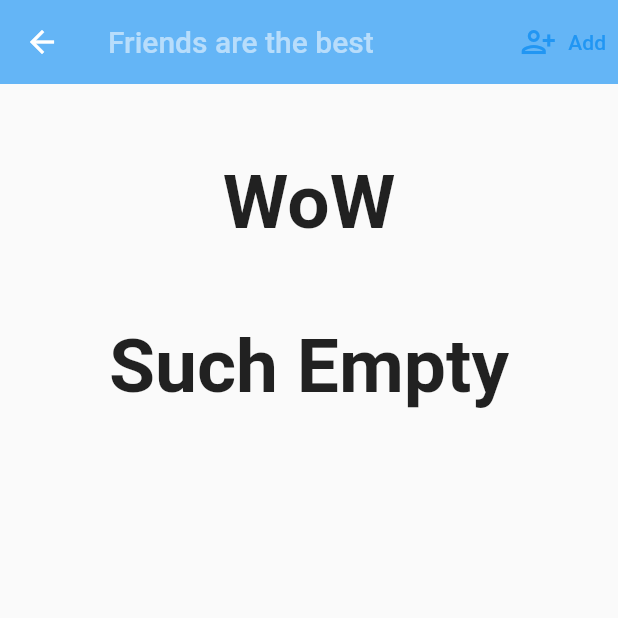
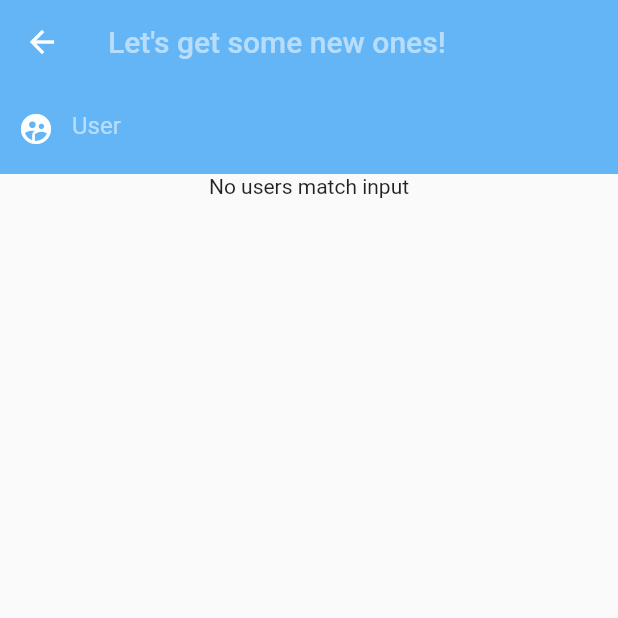
Before and after one commit to WolframAlp/BeerpongLeaderboard, a Flutter app: the FriendList screen opened directly, after a tap on "Add", on a phone screen of 412 x 824 dp, the top half of it. Run offline on Flutter 3.47's test engine with Material 2 defaults, Android fonts, the phone set to English and light mode, and no system bars; our stand-ins replace cloud_firestore, firebase_auth, firebase_core, firebase_storage, flutter_signin_button, flutter_spinkit and 3 more; missing offline and left inert: avatars; accounts and stored records are empty; Roboto replaces fonts that are missing (OpenSans).

Commit message:
added add friend screen and updated dependencies to match the latest version of cloud messaging

```diff
--- a/lib/main.dart
+++ b/lib/main.dart
@@ -1,3 +1,4 @@
+import 'package:beerpong_leaderboard/screens/friendlist/inputTextManager.dart';
 import 'package:beerpong_leaderboard/screens/wrapper.dart';
 import 'package:beerpong_leaderboard/services/auth.dart';
 import 'package:beerpong_leaderboard/services/database.dart';
@@ -22,7 +23,8 @@ void main() async {
       ChangeNotifierProvider(create: (context) => LastLeaderboardLoad()),
       ChangeNotifierProvider(create: (context) => DatabaseService()),
       ChangeNotifierProvider(create: (context) => StorageService()),
-      ChangeNotifierProvider(create: (context) => AuthService())
+      ChangeNotifierProvider(create: (context) => AuthService()),
+      ChangeNotifierProvider(create: (context) => AddFriendTextManager(),)
     ], child: const MyApp()),
   );
 }
--- /dev/null
+++ b/lib/screens/friendlist/add_friend.dart
@@ -0,0 +1,291 @@
+import 'package:beerpong_leaderboard/screens/friendlist/inputTextManager.dart';
+import 'package:beerpong_leaderboard/services/database.dart';
+import 'package:beerpong_leaderboard/services/storage.dart';
+import 'package:beerpong_leaderboard/utilities/loading.dart';
+import 'package:beerpong_leaderboard/utilities/user.dart';
+import 'package:flutter/material.dart';
+import 'package:provider/provider.dart';
+import 'package:beerpong_leaderboard/utilities/constants.dart';
+import 'package:avatars/avatars.dart';
+
+class AddFriendScreen extends StatefulWidget {
+  AddFriendScreen({Key? key}) : super(key: key);
+
+  @override
+  State<AddFriendScreen> createState() => _AddFriendScreenState();
+}
+
+class _AddFriendScreenState extends State<AddFriendScreen> {
+  AddFriendList addFriendList = AddFriendList();
+
+  Container _getTextInputForm() {
+    return Container(
+      alignment: Alignment.centerLeft,
+      color: Colors.blue[300],
+      height: 60.0,
+      child: TextFormField(
+        onChanged: (val) {
+          context.read<AddFriendTextManager>().setNewInput(val);
+        },
+        style: const TextStyle(
+          color: Colors.white,
+          fontFamily: 'OpenSans',
+        ),
+        decoration: const InputDecoration(
+          border: InputBorder.none,
+          prefixIcon: Icon(
+            Icons.supervised_user_circle,
+            color: Colors.white,
+          ),
+          hintText: 'User',
+          hintStyle: kHintTextStyle,
+        ),
+      ),
+    );
+  }
+
+  @override
+  Widget build(BuildContext context) {
+    return Scaffold(
+      appBar: AppBar(
+        backgroundColor: Colors.blue[300],
+        title: const Text(
+          "Let's get some new ones!",
+          style: kHintTextStyle,
+        ),
+        elevation: 0.0,
+      ),
+      body: Column(
+        children: [
+          _getTextInputForm(),
+          addFriendList,
+        ],
+      ),
+    );
+  }
+}
+
+class AddFriendList extends StatefulWidget {
+  AddFriendList({Key? key}) : super(key: key);
+
+  @override
+  State<AddFriendList> createState() => _AddFriendListState();
+}
+
+class _AddFriendListState extends State<AddFriendList> {
+  String currentInput = "";
+  List<String> relevantNames = [];
+  int itemCount = 0;
+
+  // Gets all the usernames in the database in a list
+  Future<List<String>> _getAllUsernames(BuildContext context) async {
+    return await context.read<DatabaseService>().getAllUsernames();
+  }
+
+  void setNewInput(String input) {
+    currentInput = input;
+  }
+
+  // Compare the current content of the input field to all the names and compile a list of names which overlap
+  List<String> _getRelevantNames(List<String> allNames, UserModel user) {
+    List<String> shortList = [];
+    for (String name in allNames) {
+      if (name.toLowerCase().startsWith(currentInput)) {
+        if (!user.friends.contains(name) && user.name != name) {
+          shortList.add(name);
+        }
+      }
+      shortList.sort((a, b) {
+        return a.toLowerCase().compareTo(b.toLowerCase());
+      });
+    }
+    return shortList;
+  }
+
+  // TODO make page for received requests
+
+  @override
+  Widget build(BuildContext context) {
+    UserModel user = context.read<LastUserLoad>().lastLoad;
+    return FutureBuilder<List<String>>(
+        future: _getAllUsernames(context),
+        builder: (BuildContext context, AsyncSnapshot<List<String>> snapshot) {
+          if (snapshot.hasData) {
+            return Consumer<AddFriendTextManager>(
+              builder: ((context, manager, child) {
+                try {
+                  setNewInput(manager.currentInput);
+                  relevantNames = _getRelevantNames(snapshot.data!, user);
+                  if (relevantNames.isEmpty) {
+                    return const Text("No users match input");
+                  } else {
+                    if (relevantNames.length > 10) {
+                      itemCount = 10;
+                    } else {
+                      itemCount = relevantNames.length;
+                    }
+
+                    return Expanded(
+                      child: ListView.builder(
+                        shrinkWrap: true,
+                        itemCount: itemCount,
+                        physics: const ClampingScrollPhysics(),
+                        itemBuilder: (context, index) {
+                          return AddFriendUserTile(
+                              username: relevantNames[index]);
+                        },
+                      ),
+                    );
+                  }
+                } catch (e) {
+                  print(e.toString());
+                  return const Text("No users match input");
+                }
+              }),
+            );
+          } else if (snapshot.hasError) {
+            return const Text("No users match input");
+          } else {
+            return const Text("No users match input");
+          }
+        });
+  }
+}
+
+class AddFriendUserTile extends StatelessWidget {
+  final String username;
+  const AddFriendUserTile({required this.username});
+
+  Future<Widget> _getPossibleFriendTile(
+      String username, BuildContext context) async {
+    UserModel user = context.read<LastUserLoad>().lastLoad;
+    if (user.sendRequests.contains(username)) {
+      return _getFriendAlreadyAddedTile(username, context);
+    } else {
+      return _getAddFriendTile(username, context);
+    }
+  }
+
+  Future<Widget> _getFriendAlreadyAddedTile(
+      String username, BuildContext context) async {
+    return Container(
+      height: 90,
+      color: Colors.lightBlue,
+      child: Row(
+          mainAxisAlignment: MainAxisAlignment.spaceBetween,
+          crossAxisAlignment: CrossAxisAlignment.center,
+          children: [
+            Row(
+              children: [
+                const SizedBox(
+                  width: 10.0,
+                ),
+                Avatar(
+                    shape: AvatarShape.circle(30.0),
+                    useCache: true,
+                    sources: [
+                      GenericSource((await context
+                              .read<StorageService>()
+                              .getImageFromUsername(username, context))
+                          .image)
+                    ]),
+              ],
+            ),
+            Column(
+              mainAxisAlignment: MainAxisAlignment.center,
+              crossAxisAlignment: CrossAxisAlignment.start,
+              children: [
+                Text(
+                  username,
+                  style: profileValueLabelStyle,
+                ),
+                const Text(
+                  "Already added <3",
+                  style: kLabelStyle,
+                ),
+              ],
+            ),
+            const SizedBox(
+              width: 75.0,
+            )
+          ]),
+    );
+  }
+
+  Future<Widget> _getAddFriendTile(
+      String username, BuildContext context) async {
+    return Container(
+      height: 90,
+      color: Colors.lightBlue,
+      child: Row(
+          mainAxisAlignment: MainAxisAlignment.spaceBetween,
+          crossAxisAlignment: CrossAxisAlignment.center,
+          children: [
+            Row(
+              children: [
+                const SizedBox(
+                  width: 10.0,
+                ),
+                Avatar(
+                    shape: AvatarShape.circle(30.0),
+                    useCache: true,
+                    sources: [
+                      GenericSource((await context
+                              .read<StorageService>()
+                              .getImageFromUsername(username, context))
+                          .image)
+                    ]),
+              ],
+            ),
+            Text(
+              username,
+              style: profileValueLabelStyle,
+            ),
+            Row(
+              children: [
+                TextButton.icon(
+                  style: acceptButtonStyle,
+                  onPressed: () {},
+                  icon: const Icon(Icons.add_circle_outline),
+                  label: const Text("Add!!", style: kHintTextStyle),
+                ),
+                const SizedBox(
+                  width: 10.0,
+                )
+              ],
+            )
+          ]),
+    );
+  }
+
+  @override
+  Widget build(BuildContext context) {
+    return Padding(
+      padding: const EdgeInsets.only(top: 8.0),
+      child: Card(
+        margin: const EdgeInsets.fromLTRB(8.0, 4.0, 8.0, 0.0),
+        child: FutureBuilder<Widget>(
+          future: _getPossibleFriendTile(username, context),
+          builder: (BuildContext context, AsyncSnapshot<Widget> snapshot) {
+            if (snapshot.hasData) {
+              return snapshot.data!;
+            } else if (snapshot.hasError) {
+              return const Icon(Icons.error_outline,
+                  color: Colors.red, size: 30.0);
+            } else {
+              return Padding(
+                padding: const EdgeInsets.only(top: 8.0),
+                child: Card(
+                  margin: const EdgeInsets.fromLTRB(8.0, 4.0, 8.0, 0.0),
+                  child: LoadingIcon(
+                    size: 30.0,
+                  ),
+                ),
+              );
+            }
+          },
+        ),
+      ),
+    );
+  }
+}
--- a/lib/screens/friendlist/friendlist.dart
+++ b/lib/screens/friendlist/friendlist.dart
@@ -4,6 +4,7 @@
 
 // friend suggestions??
 
+import 'package:beerpong_leaderboard/screens/friendlist/add_friend.dart';
 import 'package:beerpong_leaderboard/utilities/constants.dart';
 import 'package:beerpong_leaderboard/utilities/user.dart';
 import 'package:flutter/material.dart';
@@ -73,6 +74,8 @@ class FriendList extends StatelessWidget {
         actions: <Widget>[
           TextButton.icon(
               onPressed: () {
+                Navigator.push(context,
+                    MaterialPageRoute(builder: (context) => AddFriendScreen()));
               },
               icon: const Icon(Icons.person_add_alt),
               label: const Text("Add")),
--- /dev/null
+++ b/lib/screens/friendlist/inputTextManager.dart
@@ -0,0 +1,17 @@
+import 'package:flutter/foundation.dart';
+import 'dart:io';
+
+class AddFriendTextManager with ChangeNotifier, DiagnosticableTreeMixin {
+
+  String currentInput = "";
+
+  void setNewInput(String val) {
+    currentInput = val;
+    notifyListeners();
+  }
+
+  void resetTiles(){
+    notifyListeners();
+  }
+
+}
--- a/lib/screens/intro/set_username.dart
+++ b/lib/screens/intro/set_username.dart
@@ -107,11 +107,6 @@ class _SetUsernameState extends State<SetUsername> {
                 context.read<AuthService>().firstTimeLogin = false;
                 await user?.updateDisplayName(username);
                 await user?.reload();
-                // setState(()=> loading = false);
-                // print("");
-                // print("Got all the way through");
-                // print("${user?.displayName}");
-                // print("");
               }
             } else {
               error = '';
--- a/lib/screens/notifications/notifications_list.dart
+++ b/lib/screens/notifications/notifications_list.dart
@@ -6,6 +6,10 @@ import 'package:flutter/material.dart';
 import 'package:provider/provider.dart';
 import 'package:beerpong_leaderboard/utilities/user.dart';
 import 'package:beerpong_leaderboard/utilities/constants.dart';
+
+
+// TODO have local list of tiles which can be updated seperately from server in case of bad connection
+
 
 class NotificationList extends StatefulWidget {
   const NotificationList({Key? key}) : super(key: key);
--- a/lib/screens/profile/profile_head.dart
+++ b/lib/screens/profile/profile_head.dart
@@ -177,6 +177,8 @@ class _ProfileHeadState extends State<ProfileHead> {
     }
   }
 
+// TODO add username to page?
+
   Column getRightColumn(UserModel user) {
     return Column(
       mainAxisAlignment: MainAxisAlignment.spaceBetween,
--- a/lib/services/database.dart
+++ b/lib/services/database.dart
@@ -268,6 +268,14 @@ class DatabaseService with ChangeNotifier, DiagnosticableTreeMixin {
     );
   }
 
+  // list of all usernames
+  Future<List<String>> getAllUsernames() async {
+    QuerySnapshot snapshot = await userCollection.get();
+    List<String> names = [];
+    snapshot.docs.forEach((element) {names.add(element.id);});
+    return names;
+  }
+
   // user list from snapshot
   List<UserModel> _usersFromSnapshot(QuerySnapshot snapshot) {
     return snapshot.docs.map((doc) {
```
Also changed, not shown: pubspec.yaml (+6 -5 lines), pubspec.lock.
